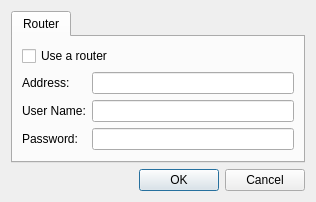
Before: the Qt Designer form source/client/ui/client_settings_dialog.ui in dchapyshev/aspia, drawn with Qt 5.
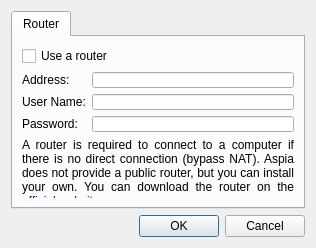
After: the same form once the commit is applied.

Commit message: Added router description.

Diff of the .ui file:
```diff
--- a/source/client/ui/client_settings_dialog.ui
+++ b/source/client/ui/client_settings_dialog.ui
@@ -7,7 +7,7 @@
     <x>0</x>
     <y>0</y>
     <width>316</width>
-    <height>201</height>
+    <height>248</height>
    </rect>
   </property>
   <property name="windowTitle">
@@ -93,6 +93,22 @@
          </property>
         </spacer>
        </item>
+       <item>
+        <widget class="QLabel" name="label_2">
+         <property name="text">
+          <string>A router is required to connect to a computer if there is no direct connection (bypass NAT). Aspia does not provide a public router, but you can install your own. You can download the router on the &lt;a href=&quot;https://aspia.org&quot;&gt;official website&lt;/a&gt;.</string>
+         </property>
+         <property name="alignment">
+          <set>Qt::AlignJustify|Qt::AlignVCenter</set>
+         </property>
+         <property name="wordWrap">
+          <bool>true</bool>
+         </property>
+         <property name="openExternalLinks">
+          <bool>true</bool>
+         </property>
+        </widget>
+       </item>
       </layout>
      </widget>
     </widget>
```
The commit also changes 65 other files.
